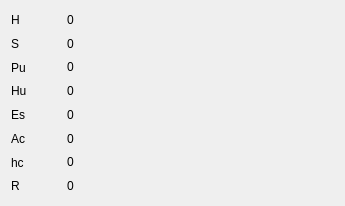
The window that Ui_Detail.ui (caowen2211891/SouthernUSAFM) describes before a commit, drawn with Qt 5.
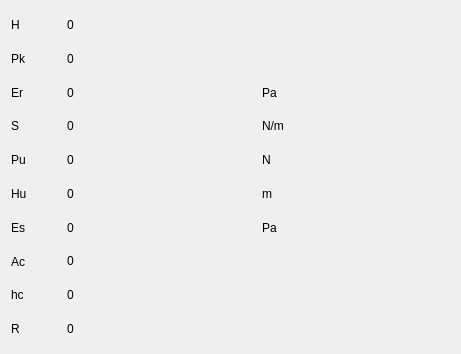
The same window after the commit.

Diff of the .ui file:
```diff
--- a/Ui_Detail.ui
+++ b/Ui_Detail.ui
@@ -6,16 +6,16 @@
    <rect>
     <x>0</x>
     <y>0</y>
-    <width>345</width>
-    <height>206</height>
+    <width>461</width>
+    <height>354</height>
    </rect>
   </property>
   <property name="windowTitle">
    <string>Dialog</string>
   </property>
   <layout class="QGridLayout" name="gridLayout">
-   <item row="6" column="1">
-    <widget class="QLabel" name="label_hc">
+   <item row="9" column="1">
+    <widget class="QLabel" name="label_r">
      <property name="text">
       <string>0</string>
      </property>
@@ -24,31 +24,55 @@
      </property>
     </widget>
    </item>
+   <item row="1" column="1">
+    <widget class="QLabel" name="label_pk">
+     <property name="text">
+      <string>0</string>
+     </property>
+    </widget>
+   </item>
    <item row="6" column="0">
+    <widget class="QLabel" name="label_7">
+     <property name="text">
+      <string>Es</string>
+     </property>
+    </widget>
+   </item>
+   <item row="3" column="1">
+    <widget class="QLabel" name="label_s">
+     <property name="text">
+      <string>0</string>
+     </property>
+     <property name="textInteractionFlags">
+      <set>Qt::TextSelectableByMouse</set>
+     </property>
+    </widget>
+   </item>
+   <item row="8" column="0">
     <widget class="QLabel" name="label_5">
      <property name="text">
       <string>hc</string>
      </property>
     </widget>
    </item>
-   <item row="5" column="0">
-    <widget class="QLabel" name="label_13">
+   <item row="3" column="0">
+    <widget class="QLabel" name="label_2">
      <property name="text">
-      <string>Ac</string>
+      <string>S</string>
+     </property>
+    </widget>
+   </item>
+   <item row="6" column="1">
+    <widget class="QLabel" name="label_es">
+     <property name="text">
+      <string>0</string>
+     </property>
+     <property name="textInteractionFlags">
+      <set>Qt::TextSelectableByMouse</set>
      </property>
     </widget>
    </item>
    <item row="5" column="1">
-    <widget class="QLabel" name="label_ac">
-     <property name="text">
-      <string>0</string>
-     </property>
-     <property name="textInteractionFlags">
-      <set>Qt::TextSelectableByMouse</set>
-     </property>
-    </widget>
-   </item>
-   <item row="3" column="1">
     <widget class="QLabel" name="label_hu">
      <property name="text">
       <string>0</string>
@@ -58,37 +82,27 @@
      </property>
     </widget>
    </item>
-   <item row="2" column="1">
-    <widget class="QLabel" name="label_pu">
-     <property name="text">
-      <string>0</string>
-     </property>
-     <property name="textInteractionFlags">
-      <set>Qt::TextSelectableByMouse</set>
-     </property>
-    </widget>
-   </item>
-   <item row="4" column="1">
-    <widget class="QLabel" name="label_es">
-     <property name="text">
-      <string>0</string>
-     </property>
-     <property name="textInteractionFlags">
-      <set>Qt::TextSelectableByMouse</set>
-     </property>
-    </widget>
-   </item>
-   <item row="2" column="0">
+   <item row="4" column="0">
     <widget class="QLabel" name="label_9">
      <property name="text">
       <string>Pu</string>
      </property>
     </widget>
    </item>
-   <item row="4" column="0">
-    <widget class="QLabel" name="label_7">
+   <item row="0" column="1">
+    <widget class="QLabel" name="label_h">
      <property name="text">
-      <string>Es</string>
+      <string>0</string>
+     </property>
+     <property name="textInteractionFlags">
+      <set>Qt::TextSelectableByMouse</set>
+     </property>
+    </widget>
+   </item>
+   <item row="9" column="0">
+    <widget class="QLabel" name="label_3">
+     <property name="text">
+      <string>R</string>
      </property>
     </widget>
    </item>
@@ -105,54 +119,103 @@
      </property>
     </widget>
    </item>
-   <item row="3" column="0">
+   <item row="7" column="1">
+    <widget class="QLabel" name="label_ac">
+     <property name="text">
+      <string>0</string>
+     </property>
+     <property name="textInteractionFlags">
+      <set>Qt::TextSelectableByMouse</set>
+     </property>
+    </widget>
+   </item>
+   <item row="4" column="1">
+    <widget class="QLabel" name="label_pu">
+     <property name="text">
+      <string>0</string>
+     </property>
+     <property name="textInteractionFlags">
+      <set>Qt::TextSelectableByMouse</set>
+     </property>
+    </widget>
+   </item>
+   <item row="1" column="0">
+    <widget class="QLabel" name="label_4">
+     <property name="text">
+      <string>Pk</string>
+     </property>
+    </widget>
+   </item>
+   <item row="8" column="1">
+    <widget class="QLabel" name="label_hc">
+     <property name="text">
+      <string>0</string>
+     </property>
+     <property name="textInteractionFlags">
+      <set>Qt::TextSelectableByMouse</set>
+     </property>
+    </widget>
+   </item>
+   <item row="5" column="0">
     <widget class="QLabel" name="label_11">
      <property name="text">
       <string>Hu</string>
      </property>
     </widget>
    </item>
-   <item row="0" column="1">
-    <widget class="QLabel" name="label_h">
-     <property name="text">
-      <string>0</string>
-     </property>
-     <property name="textInteractionFlags">
-      <set>Qt::TextSelectableByMouse</set>
-     </property>
-    </widget>
-   </item>
-   <item row="1" column="0">
-    <widget class="QLabel" name="label_2">
-     <property name="text">
-      <string>S</string>
-     </property>
-    </widget>
-   </item>
-   <item row="1" column="1">
-    <widget class="QLabel" name="label_s">
-     <property name="text">
-      <string>0</string>
-     </property>
-     <property name="textInteractionFlags">
-      <set>Qt::TextSelectableByMouse</set>
-     </property>
-    </widget>
-   </item>
    <item row="7" column="0">
-    <widget class="QLabel" name="label_3">
+    <widget class="QLabel" name="label_13">
      <property name="text">
-      <string>R</string>
+      <string>Ac</string>
      </property>
     </widget>
    </item>
-   <item row="7" column="1">
-    <widget class="QLabel" name="label_r">
+   <item row="2" column="0">
+    <widget class="QLabel" name="label_6">
+     <property name="text">
+      <string>Er</string>
+     </property>
+    </widget>
+   </item>
+   <item row="2" column="1">
+    <widget class="QLabel" name="label_er">
      <property name="text">
       <string>0</string>
      </property>
-     <property name="textInteractionFlags">
-      <set>Qt::TextSelectableByMouse</set>
+    </widget>
+   </item>
+   <item row="2" column="2">
+    <widget class="QLabel" name="label_8">
+     <property name="text">
+      <string>Pa</string>
+     </property>
+    </widget>
+   </item>
+   <item row="3" column="2">
+    <widget class="QLabel" name="label_10">
+     <property name="text">
+      <string>N/m</string>
+     </property>
+    </widget>
+   </item>
+   <item row="4" column="2">
+    <widget class="QLabel" name="label_12">
+     <property name="text">
+      <string>N</string>
+     </property>
+    </widget>
+   </item>
+   <item row="5" column="2">
+    <widget class="QLabel" name="label_14">
+     <property name="text">
+      <string>m</string>
+     </property>
+    </widget>
+   </item>
+   <item row="6" column="2">
+    <widget class="QLabel" name="label_15">
+     <property name="text">
+      <string>Pa</string>
      </property>
     </widget>
    </item>
```
